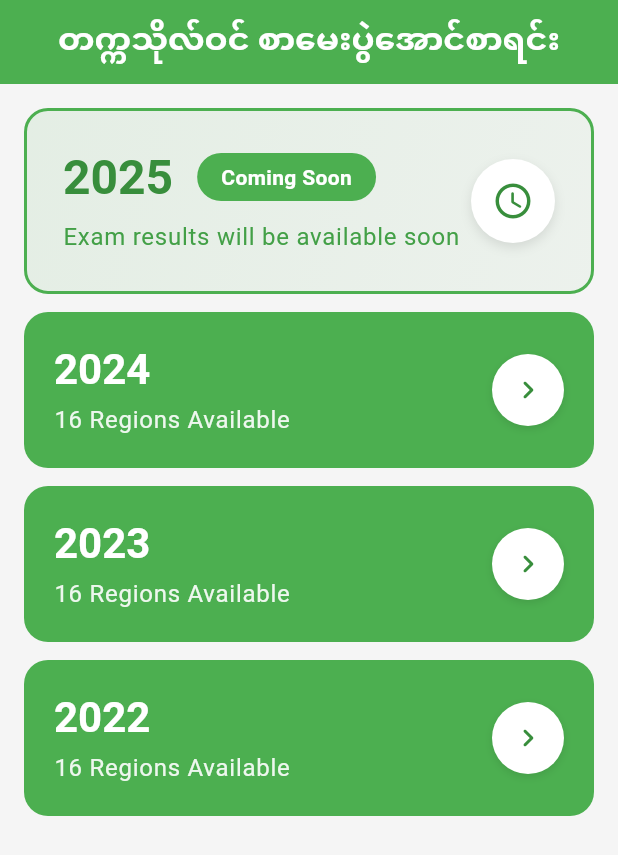
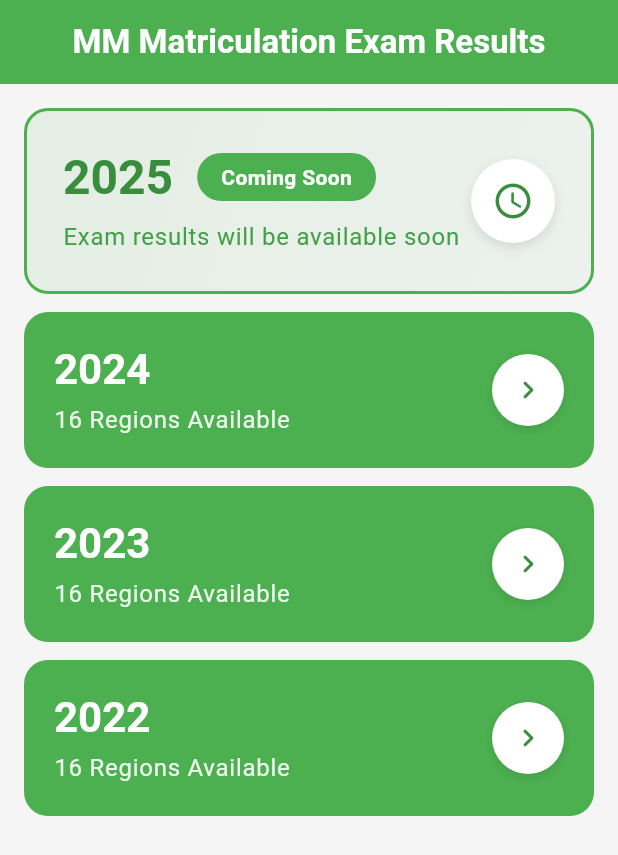
Before and after one commit to kaungpyaehein/mm_exam_results, a Flutter app: the screen it shows after launch, on a phone screen of 412 x 824 dp. Shown: the top 855 px of the screen. Run offline on Flutter 3.47's test engine with Material 3 defaults, Android fonts, the light colour scheme and no system bars; our stand-ins replace webview_flutter.

Commit message:
change title to english

```diff
--- a/lib/view/home_page.dart
+++ b/lib/view/home_page.dart
@@ -29,7 +29,7 @@ class _HomePageState extends State<HomePage> {
       backgroundColor: const Color(0xFFF5F5F5),
       appBar: AppBar(
         title: Text(
-          "တက္ကသိုလ်ဝင် စာမေးပွဲအောင်စာရင်း",
+          "MM Matriculation Exam Results",
           style: Theme.of(context).textTheme.titleLarge?.copyWith(color: Colors.white, fontWeight: FontWeight.w600),
         ),
         backgroundColor: Colors.green,
```
